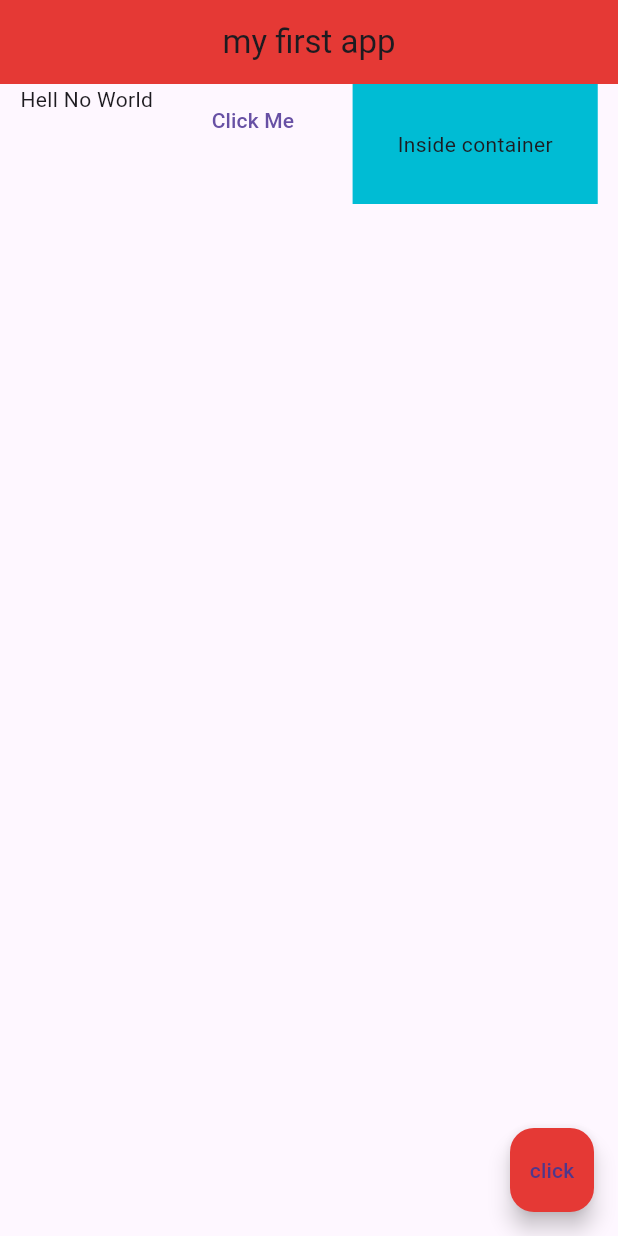
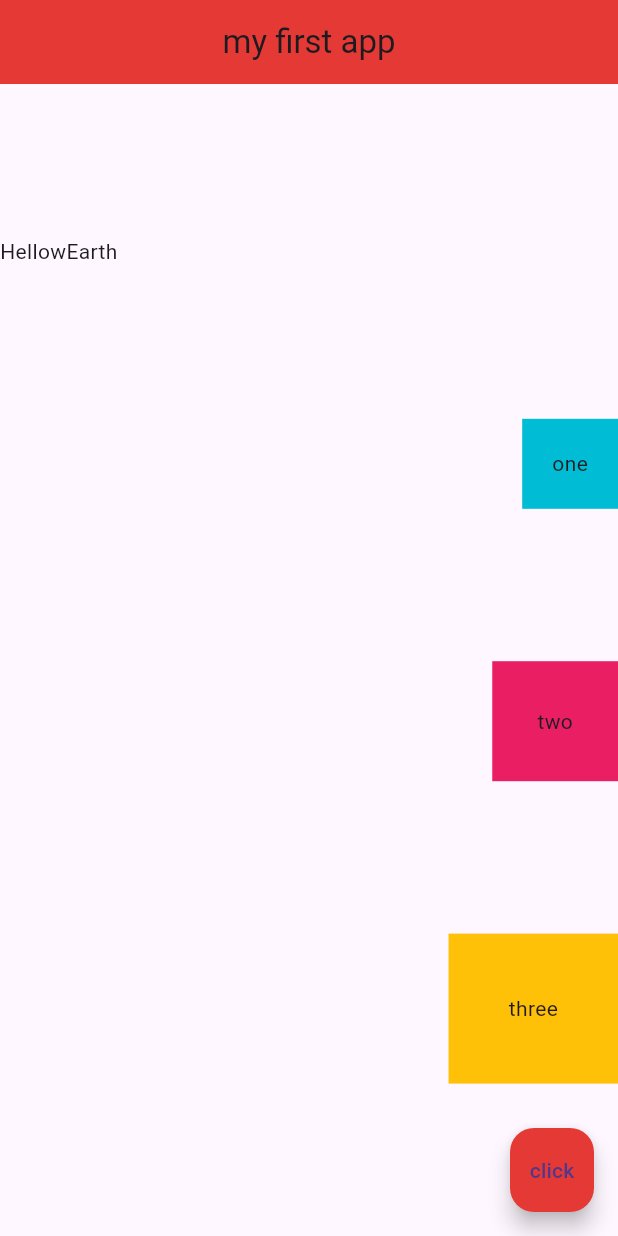
Before and after one commit to PhillipSaint254/learning-flutter, a Flutter app: the screen it shows after launch, on a phone screen of 412 x 824 dp. Run offline on Flutter 3.47's test engine with Material 3 defaults, Android fonts, the phone set to English and light mode, and no system bars.

Commit message:
Code on how to work with columns

```diff
--- a/lib/main.dart
+++ b/lib/main.dart
@@ -17,27 +17,36 @@ class Home extends StatelessWidget {
         backgroundColor: Colors.red[600],
         centerTitle: true,
       ),
-      body: Row(
-        // mainAxisAlignment: MainAxisAlignment.spaceBetween,
-        // mainAxisAlignment: MainAxisAlignment.spaceCenter,
-        // mainAxisAlignment: MainAxisAlignment.spaceEnd,
-        // mainAxisAlignment: MainAxisAlignment.spaceStart,
-        mainAxisAlignment: MainAxisAlignment.spaceAround,
+      body: Column(
+        // mainAxisAlignment: MainAxisAlignment.center,
+        // mainAxisAlignment: MainAxisAlignment.end,
+        mainAxisAlignment: MainAxisAlignment.spaceEvenly,
+        // crossAxisAlignment: CrossAxisAlignment.stretch,
+        // crossAxisAlignment: CrossAxisAlignment.start,
         // crossAxisAlignment: CrossAxisAlignment.center,
-        // crossAxisAlignment: CrossAxisAlignment.end,
-        // crossAxisAlignment: CrossAxisAlignment.stretch,
-        crossAxisAlignment: CrossAxisAlignment.start,
+        crossAxisAlignment: CrossAxisAlignment.end,
         children: [
-          Text("Hell No World"),
-          TextButton(
-              onPressed: (){},
-              child: Text("Click Me")
+          Row(
+            children: [
+              Text("Hellow"),
+              Text("Earth")
+            ],
           ),
           Container(
             color: Colors.cyan,
+            padding: EdgeInsets.all(20.0),
+            child: Text("one"),
+          ),
+          Container(
+            color: Colors.pink,
             padding: EdgeInsets.all(30.0),
-            child: Text("Inside container"),
-          )
+            child: Text("two"),
+          ),
+          Container(
+            color: Colors.amber,
+            padding: EdgeInsets.all(40.0),
+            child: Text("three"),
+          ),
         ],
       ),
       floatingActionButton: FloatingActionButton(
```
